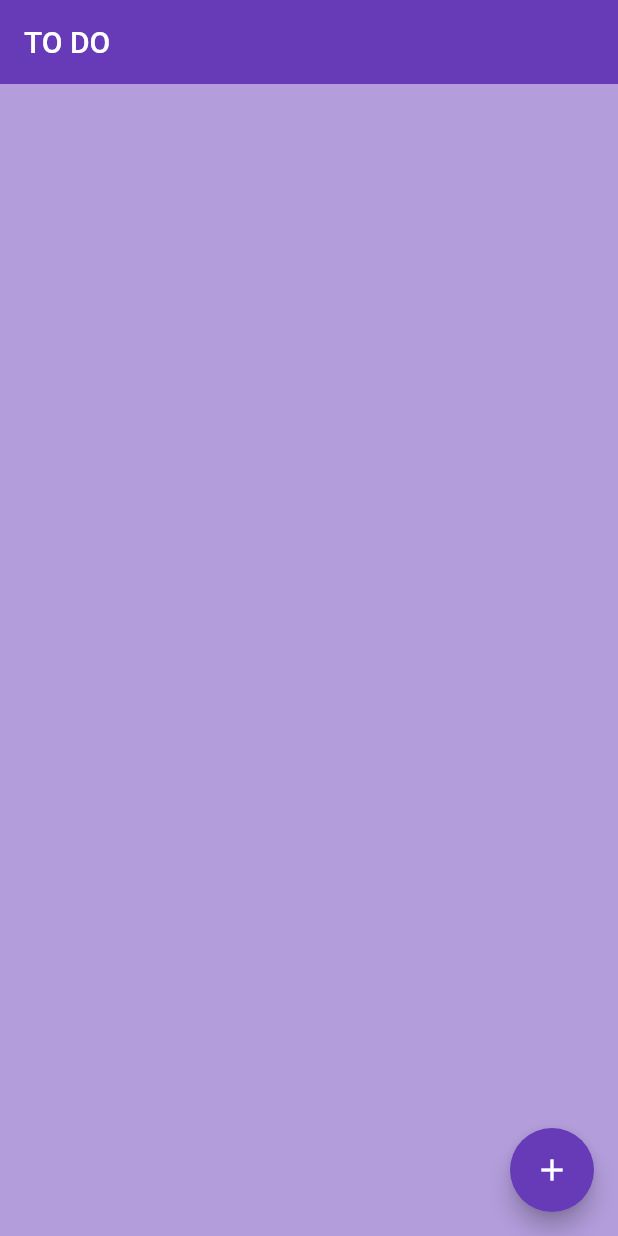
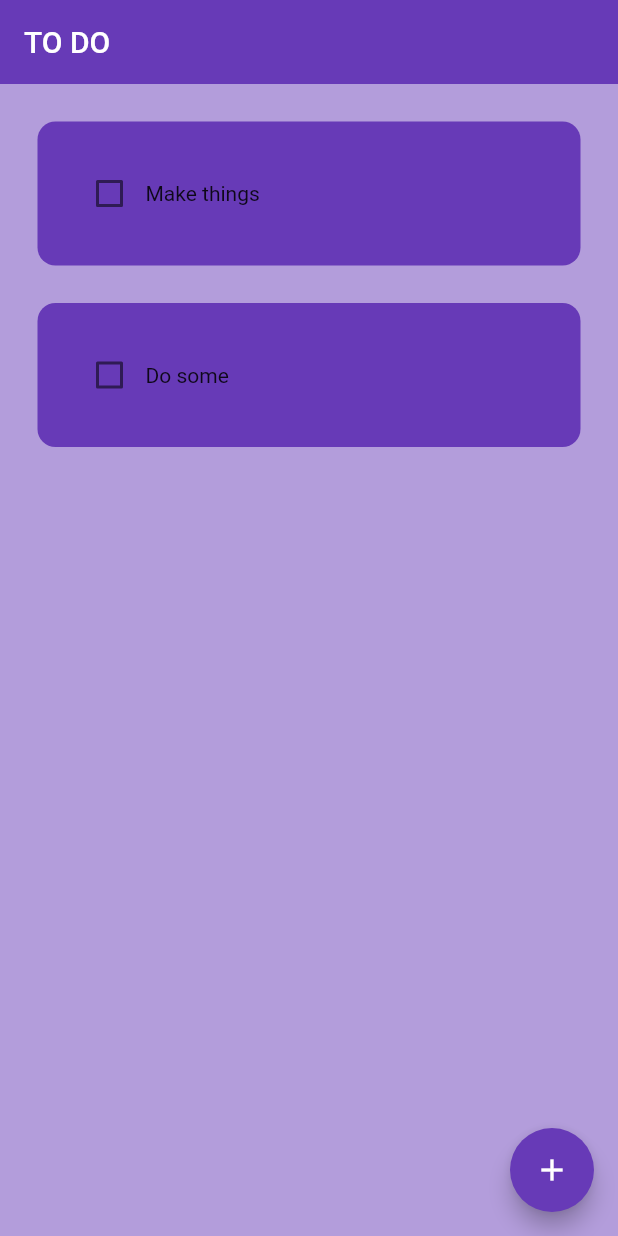
Before and after one commit to AnnyVJu/ToDo, a Flutter app: the screen it shows after launch, on a phone screen of 412 x 824 dp. Run offline on Flutter 3.47's test engine with Material 2 defaults, Android fonts, the phone set to English and light mode, and no system bars; drawn by our look-alikes of flutter_slidable; our stand-ins replace hive, hive_flutter; accounts and stored records are empty.

Commit message:
Update database

```diff
--- a/lib/data/database.dart
+++ b/lib/data/database.dart
@@ -3,7 +3,7 @@ import 'package:hive_flutter/hive_flutter.dart';
 class ToDoDataBase {
   List toDoList = [];
 
-  final _myBox = Hive.openBox('mybox');
+  final _myBox = Hive.box('mybox');
 
   // run this method if this is 1st time ever opening this app
   void createInitialData() {
@@ -13,4 +13,13 @@ class ToDoDataBase {
     ];
   }
 
+  //load tha data from database
+  void loadData() {
+    toDoList = _myBox.get("TODOLIST");
+  }
+
+  //update the database
+  void updateDatabase() {
+    _myBox.put("TODOLIST", toDoList);
+  }
 }
--- a/lib/pages/home_page.dart
+++ b/lib/pages/home_page.dart
@@ -14,11 +14,25 @@ class HomePage extends StatefulWidget {
 class _HomePageState extends State<HomePage> {
   final _controller = TextEditingController();
   ToDoDataBase db = ToDoDataBase();
-  final _myBox = Hive.openBox('mybox');
+  final _myBox = Hive.box('mybox');
+
+  @override
+  void initState() {
+    // if this is the first time ever opening the app, then create default data
+    if (_myBox.get("TODOLIST") == null) {
+      db.createInitialData();
+    } else {
+      // if there already exists data
+      db.loadData();
+    }
+    super.initState();
+  }
+
   void checkBoxChanged(bool? value, int index){
     setState(() {
       db.toDoList[index][1] = !db.toDoList[index][1];
     });
+    db.updateDatabase();
   }
 
   void saveNewTask() {
@@ -27,6 +41,7 @@ class _HomePageState extends State<HomePage> {
       _controller.clear();
     });
     Navigator.of(context).pop();
+    db.updateDatabase();
   }
 
 void createNewTask(){
@@ -41,6 +56,7 @@ void deleteTask(int index){
     setState(() {
       db.toDoList.removeAt(index);
     });
+    db.updateDatabase();
 }
 
   @override
```
